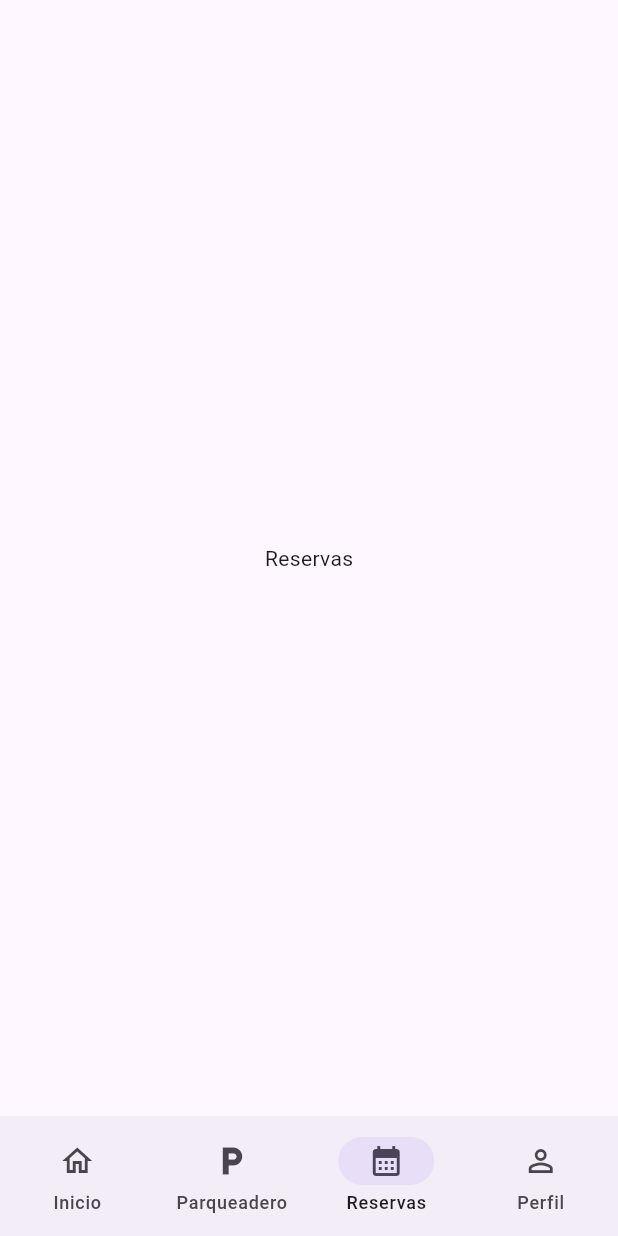
After one commit to AlexD335/smartparking-campus, a Flutter app: the MainScreen screen opened directly, item 3 of the bottom bar chosen, on a phone screen of 412 x 824 dp. The commit adds this screen. Run offline on Flutter 3.47's test engine with Material 3 defaults, Android fonts, the phone set to English and light mode, and no system bars.

Commit message:
feat: add bottom navigation

```diff
--- a/lib/screens/home_screen.dart
+++ b/lib/screens/home_screen.dart
@@ -119,31 +119,6 @@ class HomeScreen extends StatelessWidget {
           ],
         ),
       ),
-      bottomNavigationBar: NavigationBar(
-        selectedIndex: 0,
-        destinations: const [
-          NavigationDestination(
-            icon: Icon(Icons.home_outlined),
-            selectedIcon: Icon(Icons.home),
-            label: 'Inicio',
-          ),
-          NavigationDestination(
-            icon: Icon(Icons.local_parking_outlined),
-            selectedIcon: Icon(Icons.local_parking),
-            label: 'Parqueadero',
-          ),
-          NavigationDestination(
-            icon: Icon(Icons.calendar_month_outlined),
-            selectedIcon: Icon(Icons.calendar_month),
-            label: 'Reservas',
-          ),
-          NavigationDestination(
-            icon: Icon(Icons.person_outline),
-            selectedIcon: Icon(Icons.person),
-            label: 'Perfil',
-          ),
-        ],
-      ),
     );
   }
 }
--- a/lib/screens/login_screen.dart
+++ b/lib/screens/login_screen.dart
@@ -1,5 +1,5 @@
 import 'package:flutter/material.dart';
-import 'home_screen.dart';
+import 'main_screen.dart';
 
 class LoginScreen extends StatelessWidget {
   const LoginScreen({super.key});
@@ -75,7 +75,7 @@ class LoginScreen extends StatelessWidget {
                     Navigator.pushReplacement(
                       context,
                       MaterialPageRoute(
-                        builder: (context) => const HomeScreen(),
+                        builder: (context) => const MainScreen(),
                       ),
                     );
                   },
--- /dev/null
+++ b/lib/screens/main_screen.dart
@@ -0,0 +1,44 @@
+import 'package:flutter/material.dart';
+
+import '../widgets/bottom_navigation.dart';
+import 'home_screen.dart';
+import 'parking_screen.dart';
+
+class MainScreen extends StatefulWidget {
+  const MainScreen({super.key});
+
+  @override
+  State<MainScreen> createState() => _MainScreenState();
+}
+
+class _MainScreenState extends State<MainScreen> {
+  int _currentIndex = 0;
+
+  final List<Widget> _screens = const [
+    HomeScreen(),
+    ParkingScreen(),
+    Center(
+      child: Text('Reservas'),
+    ),
+    Center(
+      child: Text('Perfil'),
+    ),
+  ];
+
+  void _onDestinationSelected(int index) {
+    setState(() {
+      _currentIndex = index;
+    });
+  }
+
+  @override
+  Widget build(BuildContext context) {
+    return Scaffold(
+      body: _screens[_currentIndex],
+      bottomNavigationBar: BottomNavigation(
+        currentIndex: _currentIndex,
+        onDestinationSelected: _onDestinationSelected,
+      ),
+    );
+  }
+}
--- /dev/null
+++ b/lib/widgets/bottom_navigation.dart
@@ -0,0 +1,42 @@
+import 'package:flutter/material.dart';
+
+class BottomNavigation extends StatelessWidget {
+  const BottomNavigation({
+    super.key,
+    required this.currentIndex,
+    required this.onDestinationSelected,
+  });
+
+  final int currentIndex;
+  final ValueChanged<int> onDestinationSelected;
+
+  @override
+  Widget build(BuildContext context) {
+    return NavigationBar(
+      selectedIndex: currentIndex,
+      onDestinationSelected: onDestinationSelected,
+      destinations: const [
+        NavigationDestination(
+          icon: Icon(Icons.home_outlined),
+          selectedIcon: Icon(Icons.home),
+          label: 'Inicio',
+        ),
+        NavigationDestination(
+          icon: Icon(Icons.local_parking_outlined),
+          selectedIcon: Icon(Icons.local_parking),
+          label: 'Parqueadero',
+        ),
+        NavigationDestination(
+          icon: Icon(Icons.calendar_month_outlined),
+          selectedIcon: Icon(Icons.calendar_month),
+          label: 'Reservas',
+        ),
+        NavigationDestination(
+          icon: Icon(Icons.person_outline),
+          selectedIcon: Icon(Icons.person),
+          label: 'Perfil',
+        ),
+      ],
+    );
+  }
+}
```
